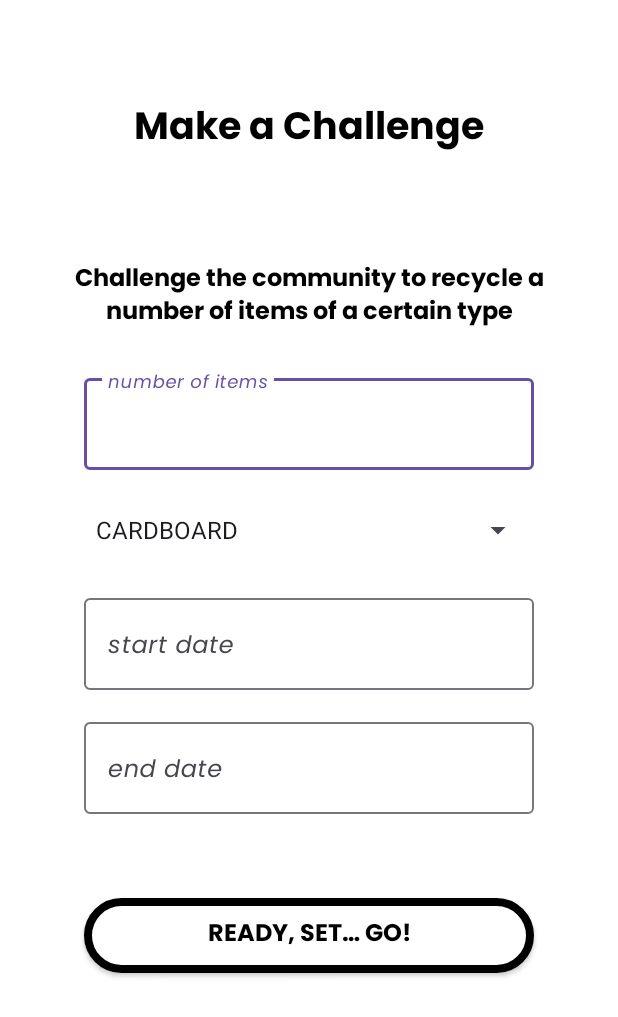
After one commit to 17pauline/RecycleRallyApp, an Android app: the AdminAddChallengeActivity screen opened directly, with no data from a screen before it, on a phone screen of 412 x 824 dp. The commit adds this screen. Shown: the top 1017 px of the screen. Run offline under Robolectric (Android 15) with nearby library versions, the light colour scheme and no system bars.

Commit message:
add challenge ui

```diff
--- a/app/src/main/AndroidManifest.xml
+++ b/app/src/main/AndroidManifest.xml
@@ -16,6 +16,9 @@
         android:supportsRtl="true"
         android:theme="@style/Theme.RecycleRally"
         tools:targetApi="31">
+        <activity
+            android:name=".ui.AdminAddChallengeActivity"
+            android:exported="false" />
         <activity
             android:name=".ui.AddPostActivity"
             android:exported="false" />
--- /dev/null
+++ b/app/src/main/java/com/rr/recyclerally/ui/AdminAddChallengeActivity.java
@@ -0,0 +1,20 @@
+package com.rr.recyclerally.ui;
+
+import android.os.Bundle;
+
+import androidx.activity.EdgeToEdge;
+import androidx.appcompat.app.AppCompatActivity;
+import androidx.core.graphics.Insets;
+import androidx.core.view.ViewCompat;
+import androidx.core.view.WindowInsetsCompat;
+
+import com.rr.recyclerally.R;
+
+public class AdminAddChallengeActivity extends AppCompatActivity {
+
+    @Override
+    protected void onCreate(Bundle savedInstanceState) {
+        super.onCreate(savedInstanceState);
+        setContentView(R.layout.activity_admin_add_challenge);
+    }
+}
--- /dev/null
+++ b/app/src/main/res/layout/activity_admin_add_challenge.xml
@@ -0,0 +1,110 @@
+<LinearLayout xmlns:android="http://schemas.android.com/apk/res/android"
+    android:layout_width="match_parent"
+    android:layout_height="match_parent"
+    android:orientation="vertical"
+    android:padding="16dp"
+    android:background="@color/white"
+    >
+
+    <TextView
+        android:id="@+id/admin_add_challenge_tv_title"
+        android:layout_width="match_parent"
+        android:layout_height="wrap_content"
+        android:layout_marginTop="48dp"
+        android:layout_marginBottom="16dp"
+        android:text="@string/add_challenge_make_a_challenge"
+        style="@style/Subtitles"
+        android:gravity="center"
+        />
+
+    <TextView
+        android:id="@+id/admin_add_challenge_tv_text"
+        android:layout_width="match_parent"
+        android:layout_height="wrap_content"
+        android:layout_marginTop="48dp"
+        android:layout_marginBottom="16dp"
+        android:layout_marginStart="8dp"
+        android:layout_marginEnd="8dp"
+        android:text="@string/add_challenge_text"
+        style="@style/TextRegularBold"
+        android:gravity="center"
+
+        />
+
+    <com.google.android.material.textfield.TextInputLayout
+        android:layout_width="300dp"
+        android:layout_height="wrap_content"
+        android:id="@+id/admin_add_challenge_til_itemsNumber"
+        android:layout_margin="8dp"
+        android:layout_gravity="center"
+        >
+
+        <com.google.android.material.textfield.TextInputEditText
+            android:id="@+id/admin_add_challenge_tiet_itemsNumber"
+            android:layout_width="match_parent"
+            android:layout_height="wrap_content"
+            android:hint="@string/add_challenge_number_of_items"
+            android:inputType="number"
+            style="@style/TextInputLayoutStyle"
+            />
+    </com.google.android.material.textfield.TextInputLayout>
+
+    <androidx.appcompat.widget.AppCompatSpinner
+        android:id="@+id/admin_add_challenge_itemType"
+        android:layout_width="300dp"
+        android:layout_height="wrap_content"
+        android:layout_margin="8dp"
+        android:entries="@array/item_types"
+        android:minHeight="48dp"
+        android:layout_gravity="center"
+        />
+
+    <com.google.android.material.textfield.TextInputLayout
+        android:layout_width="300dp"
+        android:layout_height="wrap_content"
+        android:id="@+id/admin_add_challenge_til_start_date"
+        android:layout_margin="8dp"
+        android:layout_gravity="center"
+        >
+
+        <com.google.android.material.textfield.TextInputEditText
+            android:id="@+id/admin_add_challenge_tiet_start_date"
+            android:layout_width="match_parent"
+            android:layout_height="wrap_content"
+            android:hint="@string/challenge_start_date"
+            android:inputType="date"
+            style="@style/TextInputLayoutStyle"
+            />
+    </com.google.android.material.textfield.TextInputLayout>
+
+    <com.google.android.material.textfield.TextInputLayout
+        android:layout_width="300dp"
+        android:layout_height="wrap_content"
+        android:id="@+id/admin_add_challenge_til_end_date"
+        android:layout_margin="8dp"
+        android:layout_gravity="center"
+        >
+
+        <com.google.android.material.textfield.TextInputEditText
+            android:id="@+id/admin_add_challenge_tiet_end_date"
+            android:layout_width="match_parent"
+            android:layout_height="wrap_content"
+            android:hint="@string/challenge_end_date"
+            android:inputType="date"
+            style="@style/TextInputLayoutStyle"
+            android:textAlignment="center"
+            />
+    </com.google.android.material.textfield.TextInputLayout>
+
+    <androidx.appcompat.widget.AppCompatButton
+        android:id="@+id/admin_add_challenge_btn_save"
+        android:layout_width="wrap_content"
+        android:layout_height="wrap_content"
+        android:layout_gravity="center"
+        android:layout_marginTop="48dp"
+        style="@style/ButtonsRegular"
+        android:text="@string/add_challenge_ready_set_go"
+
+        />
+
+</LinearLayout>
--- a/app/src/main/res/layout/dialog_forgot_password.xml
+++ b/app/src/main/res/layout/dialog_forgot_password.xml
@@ -3,7 +3,8 @@
     android:layout_width="match_parent"
     android:layout_height="wrap_content"
     android:orientation="vertical"
-    android:padding="16dp">
+    android:padding="16dp"
+    android:background="@color/white">
 
     <TextView
         android:id="@+id/dialog_tv_forgot_password"
--- a/app/src/main/res/values/strings.xml
+++ b/app/src/main/res/values/strings.xml
@@ -90,7 +90,7 @@
     <string name="dialog_forgot_your_password">Forgot your password ?</string>
     <string name="dialog_reset_password">Reset password</string>
     <string name="dialog_email_sent">Email sent!</string>
-    <string name="dialog_failed_to_send_email">Failed to send email...</string>
+    <string name="dialog_failed_to_send_email">Failed to send email…</string>
     <string name="dialog_no">NO</string>
     <string name="dialog_yes">YES</string>
     <string name="toast_profile_image_updated">Profile image updated</string>
@@ -114,4 +114,12 @@
         <item>PLASTIC</item>
         <item>TRASH</item>
     </string-array>
+    <!-- TODO: Remove or change this placeholder text -->
+    <string name="hello_blank_fragment">Hello blank fragment</string>
+    <string name="add_challenge_ready_set_go">Ready, set… go!</string>
+    <string name="add_challenge_make_a_challenge">Make a Challenge</string>
+    <string name="challenge_start_date">start date</string>
+    <string name="challenge_end_date">end date</string>
+    <string name="add_challenge_text">Challenge the community to recycle a number of items of a certain type</string>
+    <string name="add_challenge_number_of_items">number of items</string>
 </resources>
```
Also changed, not shown: app/src/main/java/com/rr/recyclerally/ui/fragments/AdminChallengesFragment.java (added, +66 -0 lines), app/src/main/java/com/rr/recyclerally/ui/fragments/AdminItemsFragment.java (added, +43 -0 lines), app/src/main/res/layout/activity_add_post.xml (+12 -7 lines), app/src/main/res/layout/fragment_admin_challenges.xml (added, +14 -0 lines), app/src/main/res/layout/fragment_admin_items.xml (added, +14 -0 lines).
